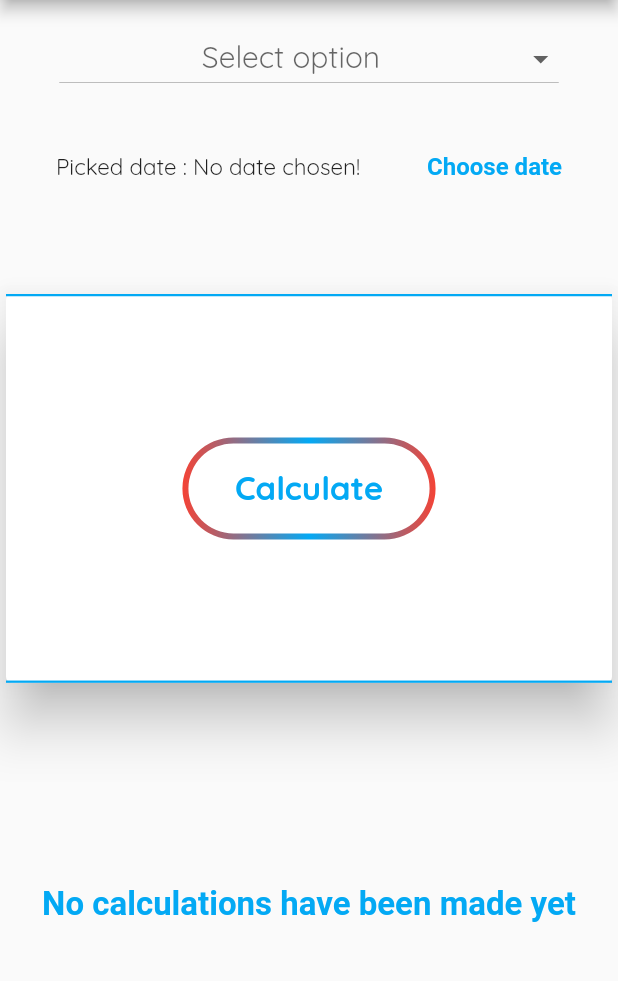
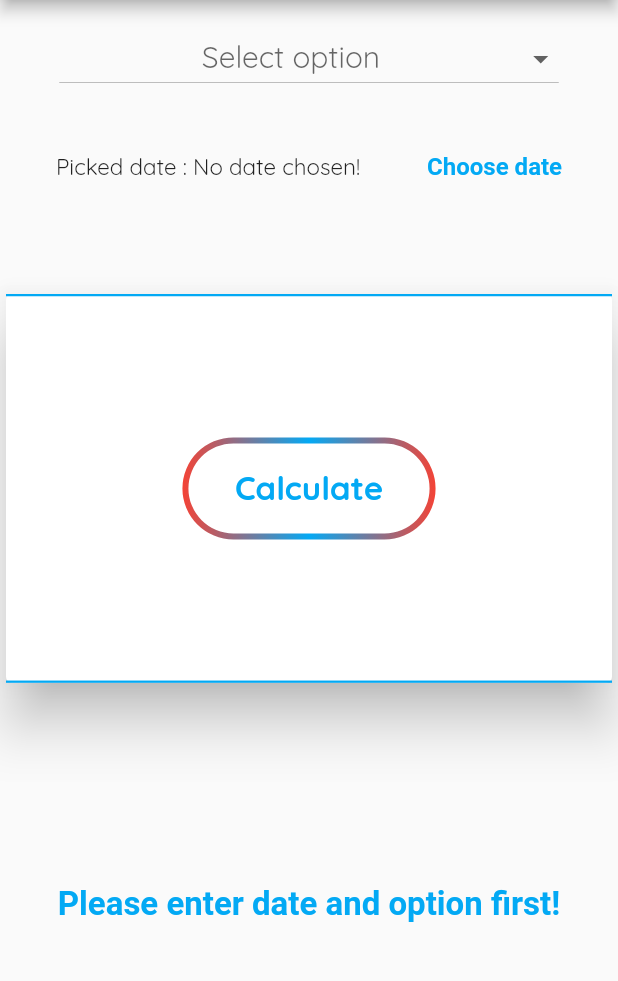
Before and after one commit to wzslr321/Time-Calculator-Mobile-App, a Flutter app: the screen it shows after launch, after a tap on "Calculate", on a phone screen of 412 x 824 dp, the part 84-1065 px from its top. Run offline on Flutter 3.47's test engine with Material 2 defaults, Android fonts, the phone set to English and light mode, and no system bars.

Commit message:
full functionality of the app, little refactored code, validaiton added properly and display properly result message combinations

```diff
--- a/lib/functions/calculate_time.dart
+++ b/lib/functions/calculate_time.dart
@@ -1,36 +1,17 @@
 import 'package:intl/intl.dart';
+import 'package:time_app/widgets/new_calculation.dart';
 
-import '../models/date_formats.dart';
-
-// Global variables used in new_calculation && calculation_display
+// Global variables used in new_calculation && calculation_display && calculation_options
 DateTime selectedDate;
 DateTime actualDate = new DateTime.now();
 
 String option;
 String result;
 
-void calculateScore() {
+String calculateScore() {
 
-
-  String _isLessString;
-  bool _isLessYears;
-  int _calculationResult;
-
-   if( selectedDate == null || option.isEmpty)
-      result = 'Please enter date first!';
-   if(actualDate == null )
-      result = 'Weird error occurred, please report it to our developers';
-
-  bool _checkIsLess(DateTime selected, DateTime actual) {
-    if (int.parse(DateFormat.M().format(selectedDate)) -
-        int.parse(DateFormat.M().format(actualDate)) >= 1) {
-        _isLessYears = false;
-        _isLessString = 'More';
-    } else {
-        _isLessYears = true;
-        _isLessString = 'Less';
-    }
-    return _isLessYears;
+    if(option == null || selectedDate == null) {
+      return result = 'Please enter date and option first!';
   }
 
   final List<int> formatsList = [
@@ -42,75 +23,86 @@ void calculateScore() {
     int.parse(DateFormat.s().format(selectedDate))  - int.parse(DateFormat.s().format(actualDate)),
   ];
 
+
+  String _isLessString;
+  bool _isLessYears;
+  int _calculationResult;
+
   int _allNumbers;
   int _calcLength;
 
-  switch(option) {
-    case 'Years' : {
-       _calcLength = 1;
-       break;
-    }
-    case 'Months': {
-      _calcLength = 2;
-      break;
-    }
-    case 'Days': {
-      _calcLength = 3;
-      break;
-    }
-    case 'Hours': {
-      _calcLength = 4;
-      break;
-    }
-    case 'Minutes': {
-      _calcLength = 5;
-      break;
-    }
-    case 'Seconds': {
-      _calcLength = 6;
-      break;
+  for(int i = 0; i < calculateOptions.length; i++){
+    if(option == calculateOptions[i]){
+      _calcLength = i;
     }
   }
 
-  for(int i = 0; i < _calcLength; i++ )
+  for(int i = 0; i < formatsList.length; i++ )
     switch(_calcLength){
-      case 1 : {
-        _allNumbers = formatsList[i];
+      case 0 :{
+        _allNumbers = formatsList[0];
+        break;
+      }
+      case 1: {
+        _allNumbers = formatsList[0] * 12 + formatsList[1];
         break;
       }
       case 2: {
-        _allNumbers = formatsList[0] * 12 + formatsList[1];
+        _allNumbers = formatsList[0] * 360 + formatsList[1] * 30 + formatsList[2];
         break;
       }
       case 3: {
-        _allNumbers = formatsList[0] * 12 * 30 + formatsList[1] * 30 + formatsList[2];
+        _allNumbers = formatsList[0] * 8640 + formatsList[1] * 720 + formatsList[2] * 24 + formatsList[3];
         break;
       }
       case 4: {
-        _allNumbers = formatsList[0] * 12 * 30 * 24 + formatsList[1] * 30 * 24 + formatsList[2] * 24 + formatsList[3];
+        _allNumbers = formatsList[0] * 518400 + formatsList[1] * 43200 + formatsList[2] * 1440 + formatsList[3] * 60 + formatsList[4];
         break;
       }
       case 5: {
-        _allNumbers = formatsList[0] * 12 * 30 * 24 * 60 + formatsList[1] * 30 * 24 * 60 + formatsList[2] * 24 * 60 + formatsList[3] * 60 + formatsList[4];
-        break;
-      }
-      case 6: {
-        _allNumbers = formatsList[0] * 12 * 30 * 24 * 60 * 60 + formatsList[1] * 30 * 24 * 60 * 60 + formatsList[2] * 24 * 60 * 60 + formatsList[3] * 60 * 60 + formatsList[4] * 60 + formatsList[5];
+        _allNumbers = formatsList[0] * 3110400 + formatsList[1] * 2592000 + formatsList[2] * 86400 + formatsList[3] * 3600 + formatsList[4] * 60 + formatsList[5];
         break;
       }
     }
 
+  bool _checkIsLess(DateTime selected, DateTime actual) {
+    if (int.parse(DateFormat.M().format(selectedDate)) -
+        int.parse(DateFormat.M().format(actualDate)) >= 1) {
+      _isLessYears = false;
+      _isLessString = 'More';
+    } else {
+      _isLessYears = true;
+      _isLessString = 'Less';
+    }
+    return _isLessYears;
+  }
+
+  _allNumbers > 0 ? _allNumbers = _allNumbers : _allNumbers = 0;
+
+
   switch(option) {
     case 'Years': {
-        _calculationResult = _allNumbers;
+      _calculationResult = _allNumbers;
+      _checkIsLess(selectedDate, actualDate);
 
-        _checkIsLess(selectedDate, actualDate);
-        (_isLessString != null && _calculationResult != null)
-            ? result = '$_isLessString than $_calculationResult years left!'
-            : result = 'Error occurred';
-        break;
-      }
+      _allNumbers == 0 ? result = 'You have selected the current year! \n Change calculate option or date. '
+          : (_isLessString != null && _calculationResult != null)
+          ? result = '$_isLessString than $_calculationResult years left!'
+          : result = 'Error occurred';
+      break;
+    }
     default : {
-      result = '$_allNumbers left';
+      final String singularOption = option.substring(0,option.length -1).toLowerCase();
+      _allNumbers == 0
+          ? option != 'Months'
+            ?  result = 'You have selected the current day! \n Change calculate option or date. '
+            :  result = 'You have selected the current $singularOption ! \n Change calculate option or date. '
+          : _allNumbers == 1
+            ? result = '$_allNumbers $singularOption left!'
+            : result = '$_allNumbers ${option.toLowerCase()} left!';
     }
-  }}
+  }
+
+  return result;
+
+}
--- a/lib/models/date_formats.dart
+++ /dev/null
@@ -1,11 +0,0 @@
-import 'package:intl/intl.dart';
-import '../functions/calculate_time.dart';
-
-final List<int> formatsList = [
-  int.parse(DateFormat.y().format(selectedDate))  - int.parse(DateFormat.y().format(actualDate)),
-  int.parse(DateFormat.M().format(selectedDate))  - int.parse(DateFormat.y().format(actualDate)),
-  int.parse(DateFormat.d().format(selectedDate))  - int.parse(DateFormat.y().format(actualDate)),
-  int.parse(DateFormat.H().format(selectedDate))  - int.parse(DateFormat.y().format(actualDate)),
-  int.parse(DateFormat.m().format(selectedDate))  - int.parse(DateFormat.y().format(actualDate)),
-  int.parse(DateFormat.s().format(selectedDate))  - int.parse(DateFormat.y().format(actualDate)),
-];
--- a/lib/widgets/calculation_display.dart
+++ b/lib/widgets/calculation_display.dart
@@ -111,7 +111,7 @@ class _CalculatedValuesListState extends State<CalculatedValuesList> {
                               alignment: Alignment.center,
                               child: new ListView.builder(
                                 scrollDirection: Axis.horizontal,
-                                itemCount: userCalculation.length,
+                                itemCount:userCalculation.length,
                                 itemBuilder: (BuildContext ctx, int index) {
                                     return Row(
                                       mainAxisAlignment: MainAxisAlignment.center,
--- a/lib/widgets/new_calculation.dart
+++ b/lib/widgets/new_calculation.dart
@@ -20,6 +20,7 @@ class NewCalculation extends StatefulWidget {
  */
 
 List<CalculatedValues> userCalculation = [];
+final List<String> calculateOptions =  ['Years', 'Months', 'Days',  'Hours', 'Minutes', 'Seconds'];
 
 
 class _NewCalculationState extends State<NewCalculation> {
@@ -40,12 +41,10 @@ class _NewCalculationState extends State<NewCalculation> {
     });
   }
 
-
   @override
   Widget build(BuildContext context) {
 
     final curScaleFactor = MediaQuery.of(context).textScaleFactor;
-    final List<String> _calculateOptions =  ['Years', 'Months', 'Days',  'Hours', 'Minutes', 'Seconds'];
     final pickedDateText = 'Picked date : ${selectedDate != null ? DateFormat.yMd().format(selectedDate) : 'No date chosen!'}';
 
     final dropDownItemTextStyle = TextStyle (
@@ -100,7 +99,7 @@ class _NewCalculationState extends State<NewCalculation> {
                   ),
               ),
             ),
-            items: _calculateOptions.map((String value) {
+            items: calculateOptions.map((String value) {
               return new DropdownMenuItem<String>(
                 value: value,
                 child: Container(
```
